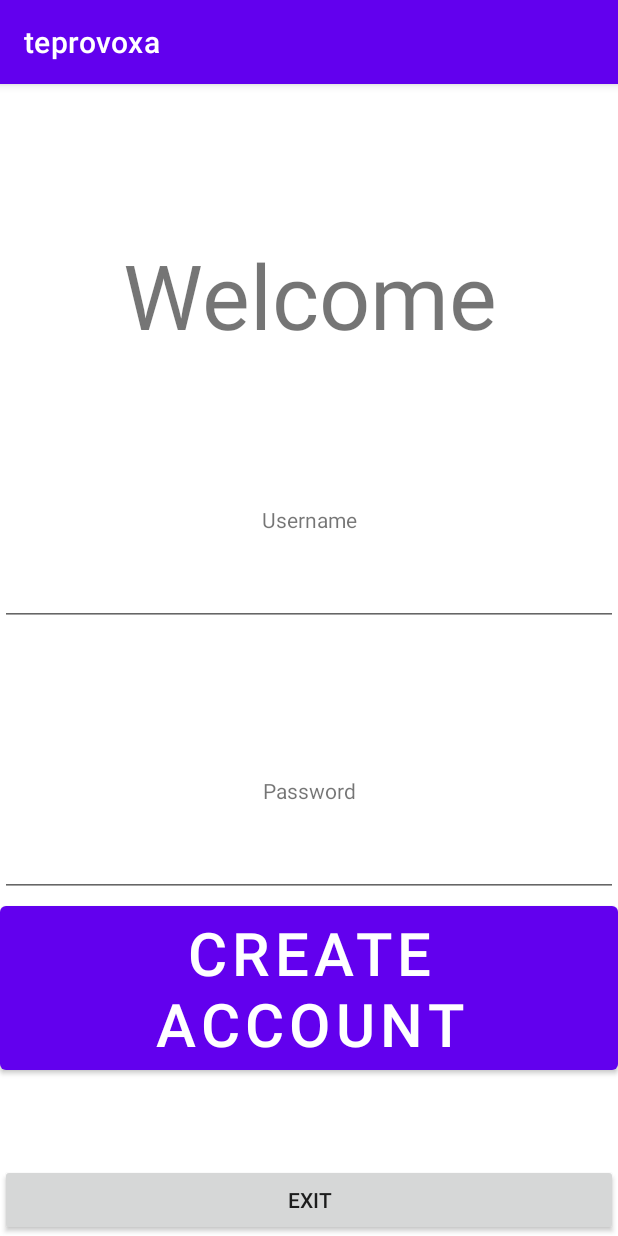
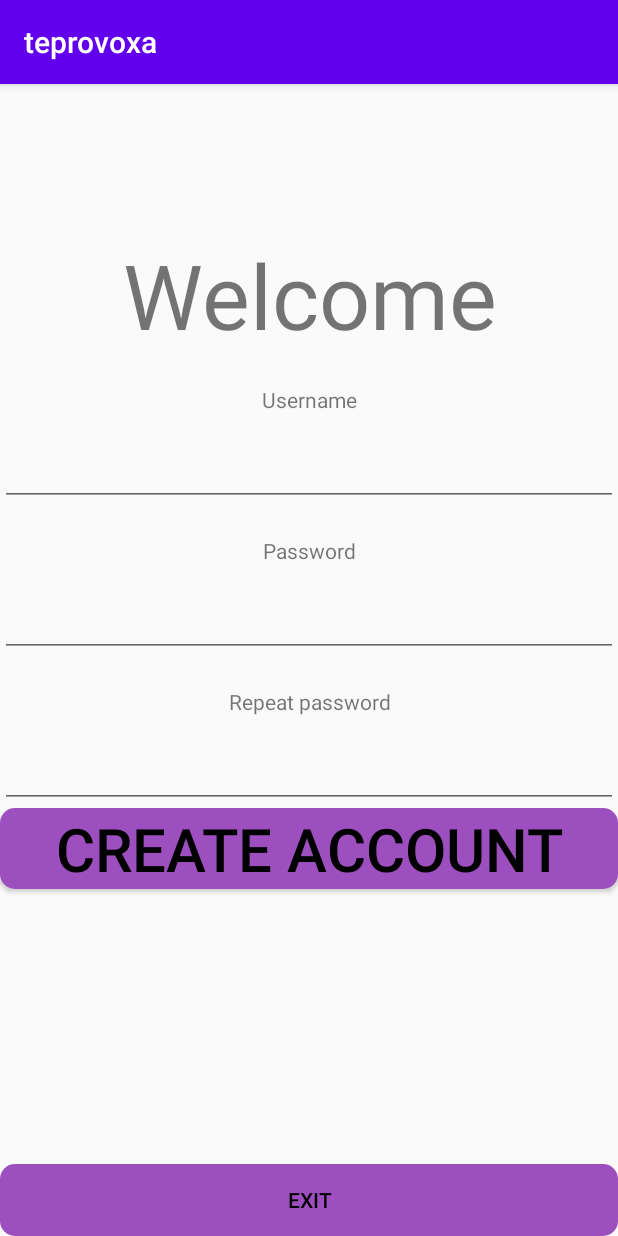
Before and after one commit to BogDaine/teprovoxa, an Android app: the RegisterFragment screen opened through its navigation route, on a phone screen of 412 x 824 dp. Run offline under Robolectric (Android 15) with nearby library versions, the phone set to English and light mode, and no system bars.

```diff
--- a/app/src/main/java/com/example/teprovoxa/fragments/LoginFragment.java
+++ b/app/src/main/java/com/example/teprovoxa/fragments/LoginFragment.java
@@ -97,7 +97,7 @@ public class LoginFragment extends Fragment {
         if(rememberMe.isChecked())
             sharedPreferences.edit().putString(R.string.app_name+".username", usr).apply();
         else
-            sharedPreferences.edit().remove(R.string.app_name+".username").commit();
+            sharedPreferences.edit().remove(R.string.app_name+".username").apply();
         getActivity().finish();
     }
 
--- /dev/null
+++ b/app/src/main/res/color/color_selector.xml
@@ -0,0 +1,6 @@
+<?xml version="1.0" encoding="utf-8"?>
+<selector xmlns:android="http://schemas.android.com/apk/res/android">
+    <item android:color="@color/good_blue" android:state_focused="true" />
+    <item android:color="@color/good_orange" android:state_pressed="true" />
+    <item android:color="@color/black" />
+</selector>
--- /dev/null
+++ b/app/src/main/res/drawable/add_photo_icon.xml
@@ -0,0 +1,5 @@
+<vector android:height="24dp" android:tint="#000000"
+    android:viewportHeight="24" android:viewportWidth="24"
+    android:width="24dp" xmlns:android="http://schemas.android.com/apk/res/android">
+    <path android:fillColor="@android:color/white" android:pathData="M3,4V1h2v3h3v2H5v3H3V6H0V4H3zM6,10V7h3V4h7l1.83,2H21c1.1,0 2,0.9 2,2v12c0,1.1 -0.9,2 -2,2H5c-1.1,0 -2,-0.9 -2,-2V10H6zM13,19c2.76,0 5,-2.24 5,-5s-2.24,-5 -5,-5s-5,2.24 -5,5S10.24,19 13,19zM9.8,14c0,1.77 1.43,3.2 3.2,3.2s3.2,-1.43 3.2,-3.2s-1.43,-3.2 -3.2,-3.2S9.8,12.23 9.8,14z"/>
+</vector>
--- /dev/null
+++ b/app/src/main/res/drawable/button_bg_normal.xml
@@ -0,0 +1,7 @@
+<?xml version="1.0" encoding="utf-8"?>
+<shape xmlns:android="http://schemas.android.com/apk/res/android" android:shape="rectangle" >
+    <corners
+        android:radius="10dp"
+        />
+    <solid android:color="@color/primary"/>
+</shape>
--- /dev/null
+++ b/app/src/main/res/drawable/button_bg_pressed.xml
@@ -0,0 +1,22 @@
+<?xml version="1.0" encoding="utf-8"?>
+<shape xmlns:android="http://schemas.android.com/apk/res/android" android:shape="rectangle" >
+    <corners
+        android:radius="10dp"
+        />
+    <gradient
+        android:type="linear"
+        android:startColor="#C153C1"
+        android:endColor="#25D8FF"
+        android:angle="0"
+        />
+    <padding
+        android:left="0dp"
+        android:top="0dp"
+        android:right="0dp"
+        android:bottom="0dp"
+        />
+    <stroke
+        android:width="2dp"
+        android:color="#000000"
+        />
+</shape>
--- /dev/null
+++ b/app/src/main/res/drawable/button_selector.xml
@@ -0,0 +1,6 @@
+<?xml version="1.0" encoding="utf-8"?>
+<selector xmlns:android="http://schemas.android.com/apk/res/android">
+    <item android:drawable="@drawable/button_bg_pressed" android:state_selected="true" />
+    <item android:drawable="@drawable/button_bg_pressed" android:state_pressed="true"/>
+    <item android:drawable="@drawable/button_bg_normal"/>
+</selector>
--- /dev/null
+++ b/app/src/main/res/drawable/send.xml
@@ -0,0 +1,5 @@
+<vector android:autoMirrored="true" android:height="24dp"
+    android:tint="#000000" android:viewportHeight="24"
+    android:viewportWidth="24" android:width="24dp" xmlns:android="http://schemas.android.com/apk/res/android">
+    <path android:fillColor="@android:color/white" android:pathData="M2.01,21L23,12 2.01,3 2,10l15,2 -15,2z"/>
+</vector>
--- a/app/src/main/res/layout/activity_main.xml
+++ b/app/src/main/res/layout/activity_main.xml
@@ -21,5 +21,7 @@
         android:layout_height="wrap_content"
         android:text="@string/exit"
         android:id="@+id/exit_btn"
+        android:background="@drawable/button_selector"
+        android:textColor="@color/color_selector"
         app:layout_constraintBottom_toBottomOf="parent"/>
 </androidx.constraintlayout.widget.ConstraintLayout>
--- a/app/src/main/res/layout/fragment_login.xml
+++ b/app/src/main/res/layout/fragment_login.xml
@@ -81,12 +81,15 @@
         />
 
     <Button
+
         android:id="@+id/login_btn"
+        android:background="@drawable/button_selector"
         android:layout_width="match_parent"
         android:layout_height="wrap_content"
         app:layout_constraintTop_toBottomOf="@id/login_remember_chk"
         android:textSize="40dp"
         android:textAlignment="center"
+        android:textColor="@color/color_selector"
         android:text="@string/login"/>
 
 </androidx.constraintlayout.widget.ConstraintLayout>
--- a/app/src/main/res/layout/fragment_register.xml
+++ b/app/src/main/res/layout/fragment_register.xml
@@ -25,7 +25,7 @@
         app:layout_constraintTop_toBottomOf="@id/reg_welcometext"
         android:text="@string/username"
         android:textAlignment="center"
-        android:layout_marginTop="100dp"
+        android:layout_marginTop="20dp"
         />
     <EditText
         android:id="@+id/reg_username"
@@ -47,7 +47,7 @@
         app:layout_constraintTop_toBottomOf="@id/reg_username"
         android:text="@string/password"
         android:textAlignment="center"
-        android:layout_marginTop="100dp"
+        android:layout_marginTop="20dp"
         />
 
     <EditText
@@ -62,13 +62,42 @@
 
         android:inputType="textPassword" />
 
+
+    <TextView
+        android:id="@+id/reg_repeatpwd_label"
+
+        android:layout_width="match_parent"
+        android:layout_height="wrap_content"
+
+
+        app:layout_constraintTop_toBottomOf="@+id/reg_password"
+        android:text="@string/repeat_password"
+        android:textAlignment="center"
+        android:layout_marginTop="20dp"
+        />
+
+    <EditText
+        android:id="@+id/reg_repeatpassword"
+        android:layout_width="match_parent"
+        android:layout_height="wrap_content"
+        app:layout_constraintTop_toBottomOf="@+id/reg_repeatpwd_label"
+
+
+        android:textAlignment="center"
+        android:textSize="30dp"
+
+        android:inputType="textPassword" />
+
+
     <Button
+        android:background="@drawable/button_selector"
         android:id="@+id/register_btn"
         android:layout_width="match_parent"
         android:layout_height="wrap_content"
-        app:layout_constraintTop_toBottomOf="@id/reg_password"
+        app:layout_constraintTop_toBottomOf="@+id/reg_repeatpassword"
         android:textSize="40dp"
         android:textAlignment="center"
+        android:textColor="@color/color_selector"
         android:text="@string/register"/>
 
 </androidx.constraintlayout.widget.ConstraintLayout>
--- a/app/src/main/res/layout/item_challenge.xml
+++ b/app/src/main/res/layout/item_challenge.xml
@@ -19,6 +19,7 @@
         android:layout_width="match_parent"
         android:layout_height="wrap_content"
         app:layout_constraintTop_toTopOf="parent"
+        android:textStyle="bold"
         />
     <TextView
         android:id="@+id/itm_challenge_text"
@@ -33,6 +34,7 @@
             app:layout_constraintTop_toBottomOf="@+id/itm_challenge_text"
             android:layout_width="match_parent"
             android:layout_height="wrap_content"
+            android:textStyle="italic"
             />
     </androidx.constraintlayout.widget.ConstraintLayout>
 </androidx.cardview.widget.CardView>
--- a/app/src/main/res/values-night/themes.xml
+++ b/app/src/main/res/values-night/themes.xml
@@ -1,8 +1,8 @@
 <resources xmlns:tools="http://schemas.android.com/tools">
     <!-- Base application theme. -->
-    <style name="Theme.Teprovoxa" parent="Theme.MaterialComponents.DayNight.DarkActionBar">
+    <style name="Theme.Teprovoxa" parent="Theme.AppCompat.DayNight.DarkActionBar">
         <!-- Primary brand color. -->
-        <item name="colorPrimary">@color/purple_200</item>
+        <item name="colorPrimary">#9E4FBF</item>
         <item name="colorPrimaryVariant">@color/purple_700</item>
         <item name="colorOnPrimary">@color/black</item>
         <!-- Secondary brand color. -->
@@ -10,7 +10,7 @@
         <item name="colorSecondaryVariant">@color/teal_200</item>
         <item name="colorOnSecondary">@color/black</item>
         <!-- Status bar color. -->
-        <item name="android:statusBarColor">?attr/colorPrimaryVariant</item>
+        <item name="android:statusBarColor">?attr/colorOnSecondary</item>
         <!-- Customize your theme here. -->
     </style>
 </resources>
--- a/app/src/main/res/values/colors.xml
+++ b/app/src/main/res/values/colors.xml
@@ -13,4 +13,7 @@
     <color name = "good_yellow">#dedd8a</color>
     <color name = "good_blue">#64A4BD</color>
     <color name = "good_orange">#d98d52</color>
+
+    <color name = "primary">#9E4FBF</color>
+
 </resources>
--- a/app/src/main/res/values/strings.xml
+++ b/app/src/main/res/values/strings.xml
@@ -32,5 +32,8 @@
     <string name="where_from">But where from?</string>
     <string name="img_pick_success">Image picked</string>
 
+    <string name="passwords_dont_match">Passwords do not match</string>
+    <string name="repeat_password">Repeat password</string>
+
 
 </resources>
--- a/app/src/main/res/values/themes.xml
+++ b/app/src/main/res/values/themes.xml
@@ -1,6 +1,6 @@
 <resources xmlns:tools="http://schemas.android.com/tools">
     <!-- Base application theme. -->
-    <style name="Theme.Teprovoxa" parent="Theme.MaterialComponents.DayNight.DarkActionBar">
+    <style name="Theme.Teprovoxa" parent="Theme.AppCompat.DayNight.DarkActionBar">
         <!-- Primary brand color. -->
         <item name="colorPrimary">@color/purple_500</item>
         <item name="colorPrimaryVariant">@color/purple_700</item>
```
Also changed, not shown: app/src/main/java/com/example/teprovoxa/fragments/RegisterFragment.java (+10 -2 lines), app/src/main/res/layout/fragment_challenge_comments.xml (+16 -0 lines), app/src/main/res/layout/fragment_challenges.xml (+6 -2 lines), app/src/main/res/layout/fragment_welcome.xml (+14 -1 lines), app/src/main/res/layout/item_commment.xml (+7 -1 lines).
